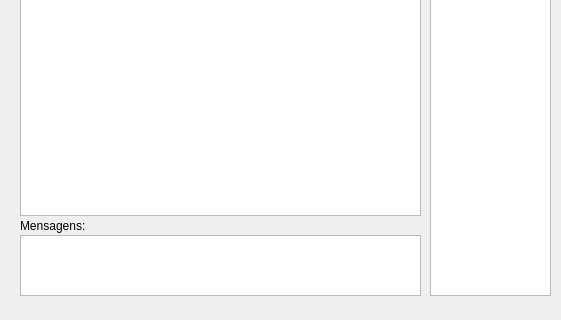
Qt form hidra/hidragui.ui (petcomputacaoufrgs/hidracpp) before a commit; both pictures show x 0 to 561 and y 231 to 551 of the 916 by 551 pixel window.
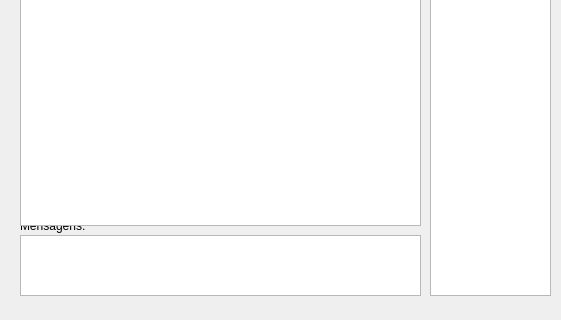
The same form after that commit. Icons and pictures are not drawn.

Commit message: Acho que o "trocando a area do código blablabla" deveria ser aqui, mas ok

```diff
--- a/hidra/hidragui.ui
+++ b/hidra/hidragui.ui
@@ -51,16 +51,6 @@
      <enum>QAbstractItemView::SelectRows</enum>
     </property>
    </widget>
-   <widget class="QTextEdit" name="textEditSouceCode">
-    <property name="geometry">
-     <rect>
-      <x>20</x>
-      <y>10</y>
-      <width>401</width>
-      <height>401</height>
-     </rect>
-    </property>
-   </widget>
    <widget class="QWidget" name="verticalLayoutWidget_4">
     <property name="geometry">
      <rect>
@@ -591,11 +581,16 @@
      <string>Mensagens:</string>
     </property>
    </widget>
-   <zorder>textEditSouceCode</zorder>
-   <zorder>tableViewMemory</zorder>
-   <zorder>verticalLayoutWidget_4</zorder>
-   <zorder>textEditError</zorder>
-   <zorder>label</zorder>
+   <widget class="QPlainTextEdit" name="textEditSouceCode">
+    <property name="geometry">
+     <rect>
+      <x>20</x>
+      <y>10</y>
+      <width>401</width>
+      <height>411</height>
+     </rect>
+    </property>
+   </widget>
   </widget>
   <widget class="QMenuBar" name="menuBar">
    <property name="geometry">
```
Left out of the diff: 2 changed lines with no effect on the pictures.
